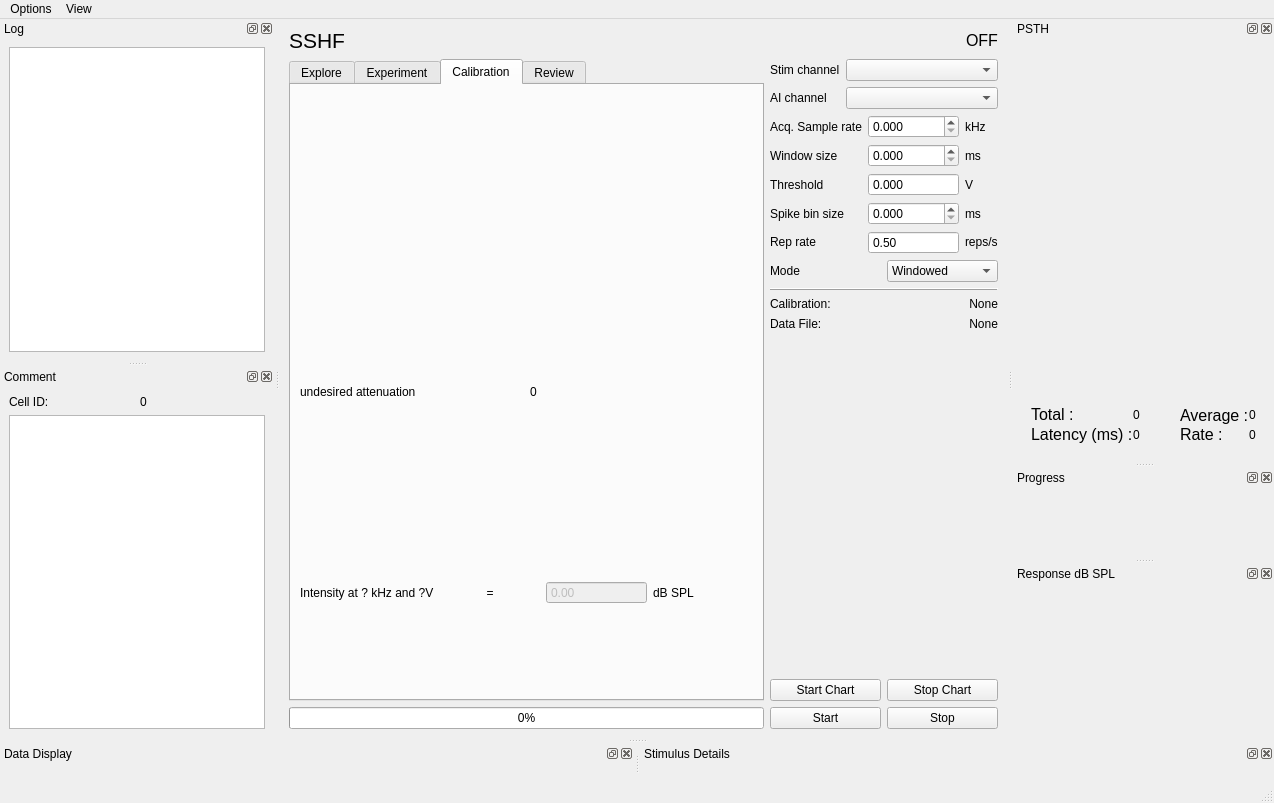
First picture: the form in spikeylab/gui/main_control.ui, repository portfors-lab/sparkle, before the edit.
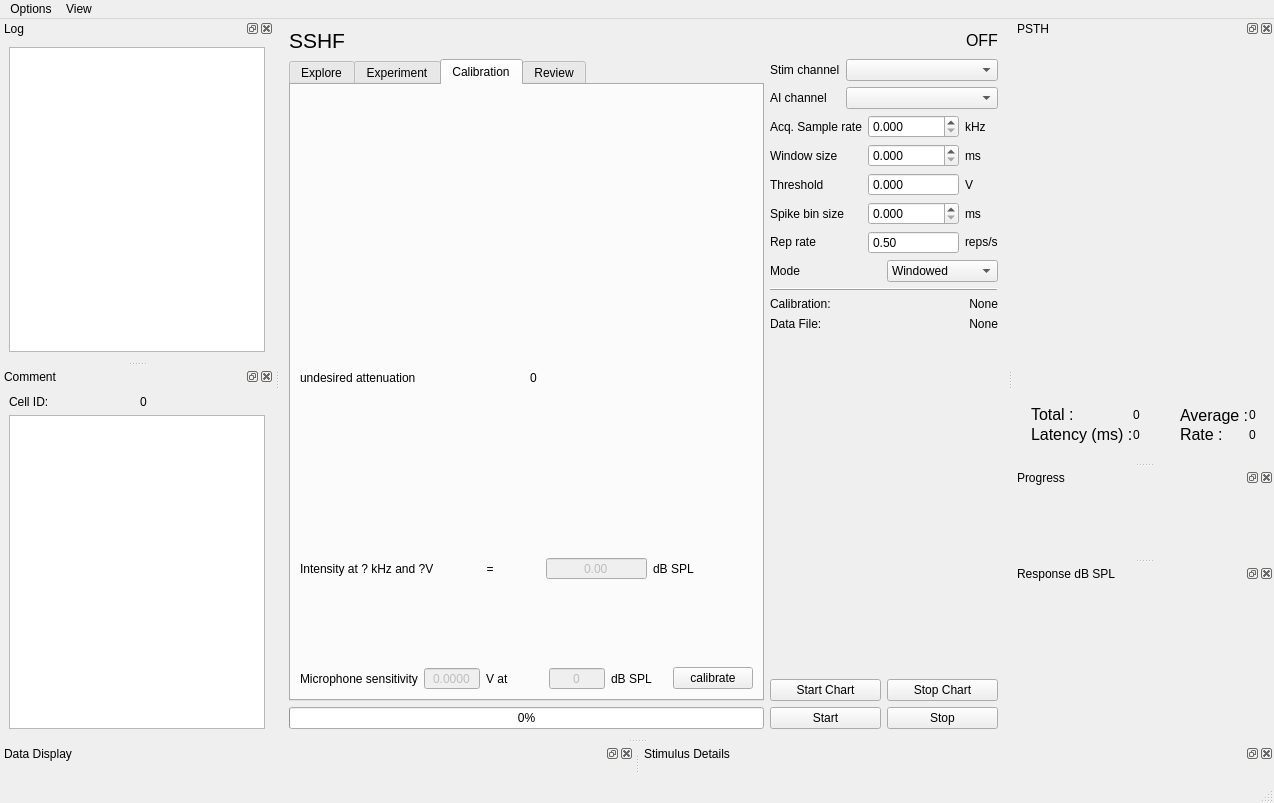
Second picture: the form after the edit. Custom widgets are drawn as their Qt base class.

Commit message: sensitvity shown in UI, passed to functions

What changed in the file:
```diff
--- a/spikeylab/gui/main_control.ui
+++ b/spikeylab/gui/main_control.ui
@@ -295,6 +295,9 @@
                 <property name="toolTip">
                  <string extracomment="Play the tone and put the measured dB SPL here"/>
                 </property>
+                <property name="alignment">
+                 <set>Qt::AlignCenter</set>
+                </property>
                 <property name="buttonSymbols">
                  <enum>QAbstractSpinBox::NoButtons</enum>
                 </property>
@@ -312,6 +315,79 @@
               </item>
              </layout>
             </item>
+            <item>
+             <layout class="QHBoxLayout" name="horizontalLayout_12">
+              <item>
+               <widget class="QLabel" name="label_9">
+                <property name="text">
+                 <string>Microphone sensitivity</string>
+                </property>
+               </widget>
+              </item>
+              <item>
+               <widget class="QDoubleSpinBox" name="mphoneSensSpnbx">
+                <property name="enabled">
+                 <bool>false</bool>
+                </property>
+                <property name="alignment">
+                 <set>Qt::AlignCenter</set>
+                </property>
+                <property name="buttonSymbols">
+                 <enum>QAbstractSpinBox::NoButtons</enum>
+                </property>
+                <property name="decimals">
+                 <number>4</number>
+                </property>
+               </widget>
+              </item>
+              <item>
+               <widget class="QLabel" name="label_18">
+                <property name="text">
+                 <string>V at</string>
+                </property>
+               </widget>
+              </item>
+              <item>
+               <widget class="QDoubleSpinBox" name="mphoneDBSpnbx">
+                <property name="enabled">
+                 <bool>false</bool>
+                </property>
+                <property name="sizePolicy">
+                 <sizepolicy hsizetype="Minimum" vsizetype="Fixed">
+                  <horstretch>0</horstretch>
+                  <verstretch>0</verstretch>
+                 </sizepolicy>
+                </property>
+                <property name="alignment">
+                 <set>Qt::AlignCenter</set>
+                </property>
+                <property name="buttonSymbols">
+                 <enum>QAbstractSpinBox::NoButtons</enum>
+                </property>
+                <property name="decimals">
+                 <number>0</number>
+                </property>
+                <property name="maximum">
+                 <double>120.000000000000000</double>
+                </property>
+               </widget>
+              </item>
+              <item>
+               <widget class="QLabel" name="label_22">
+                <property name="text">
+                 <string>dB SPL</string>
+                </property>
+               </widget>
+              </item>
+              <item>
+               <widget class="QPushButton" name="mphoneCalBtn">
+                <property name="text">
+                 <string>calibrate</string>
+                </property>
+               </widget>
+              </item>
+             </layout>
+            </item>
            </layout>
           </widget>
           <widget class="QWidget" name="tabReview">
```
Left out of the diff: 53 changed lines with no effect on the pictures. The commit also changes 7 other files.
